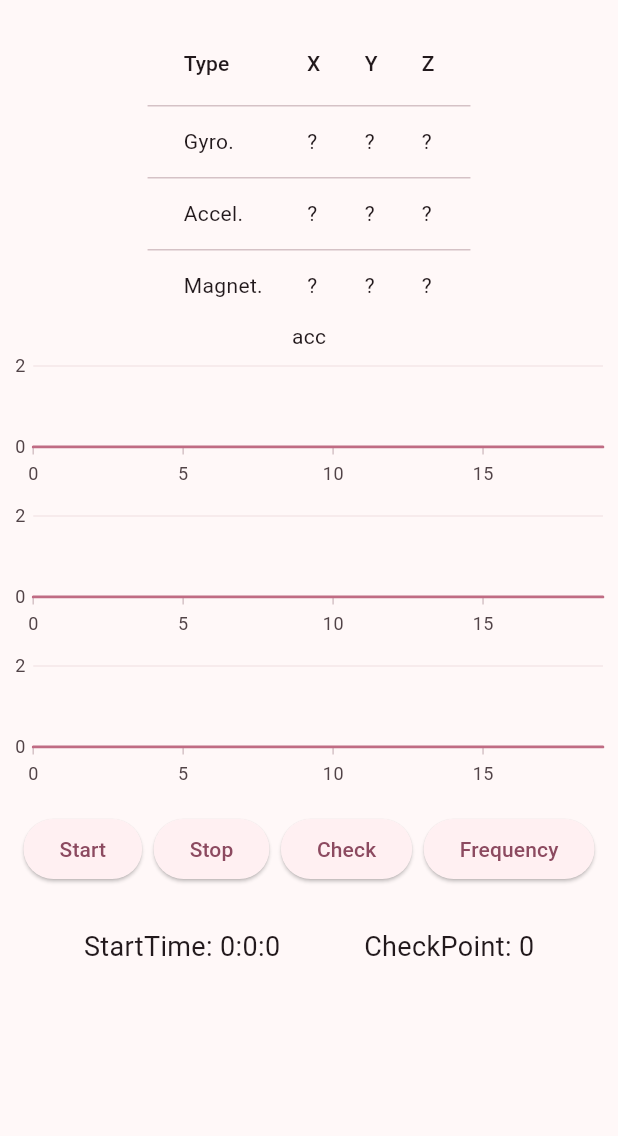
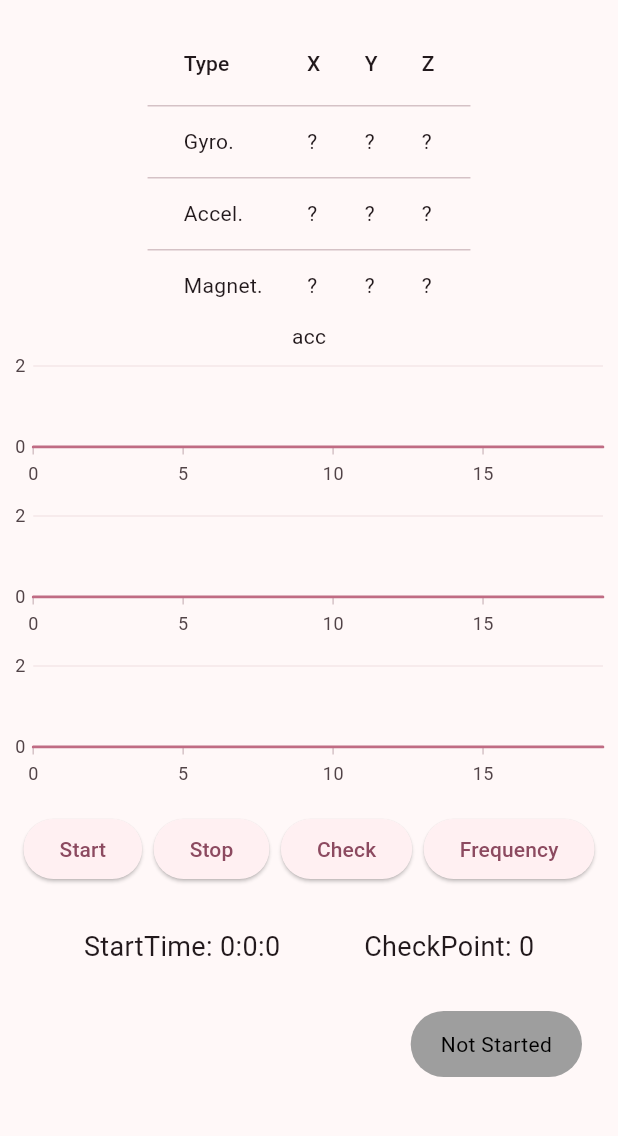
Before and after one commit to waterlemon7z/IMU-Tester, a Flutter app: the screen it shows after launch, after a tap on "Stop", on a phone screen of 412 x 824 dp, the part 63-1199 px from its top. Run offline on Flutter 3.47's test engine with Material 3 defaults, Android fonts, the phone set to English and light mode, and no system bars; our stand-ins replace csv, fluttertoast, sensors_plus, syncfusion_flutter_charts.

```diff
--- a/lib/page/imu_sensors/widget_realtime_chart.dart
+++ b/lib/page/imu_sensors/widget_realtime_chart.dart
@@ -74,9 +74,10 @@ class _RealTimeChartState extends State<RealTimeChart> {
   }
 
   void _updateDataSource(Timer timer) {
-    if(widget.provider.flChartData["${widget.sensorMode}${widget.axis}"] == null) {
-      return;
-    }
+    // if(widget.provider.flChartData["${widget.sensorMode}${widget.axis}"] == null || widget.provider.flChartData["${widget.sensorMode}${widget.axis}"]
+    //     ?.last.y == null) {
+    //   return;
+    // }
     _chartData.add(ChartDataEntity(
         x: _count,
         y: widget.provider.flChartData["${widget.sensorMode}${widget.axis}"]
--- a/lib/page/page_imu_sensors.dart
+++ b/lib/page/page_imu_sensors.dart
@@ -188,8 +188,10 @@ class IMUPageState extends State<IMUPage> {
                       setState(() {
                         _fileSaved = "File Saved : $path";
                       });
+                      showToast("Saved", true);
                     } else {
                       log("Nothing to Stop");
+                      showToast("Not Started", true);
                     }
                   },
                   child: const Text("Stop"),
@@ -198,7 +200,9 @@ class IMUPageState extends State<IMUPage> {
                   onPressed: () {
                     if (value.isRunning()) {
                       value.increaseCheck();
+                      showToast("Checked", true);
                     }
+                    showToast("Not Started", true);
                   },
                   child: const Text("Check"),
                 ),
@@ -206,6 +210,9 @@ class IMUPageState extends State<IMUPage> {
                   onPressed: () {
                     if (!value.isRunning()) {
                       changeFrequency(context, value);
+                    }
+                    else {
+                      showToast("plz stop to change", true);
                     }
                   },
                   child: const Text("Frequency"),
--- a/lib/provider/provider_sensor.dart
+++ b/lib/provider/provider_sensor.dart
@@ -87,6 +87,10 @@ class SensorProvider with ChangeNotifier {
       "magY": List<ChartDataEntity>.empty(growable: true),
       "magZ": List<ChartDataEntity>.empty(growable: true),
     });
+    for(var iter in flChartData.values)
+      {
+        iter.add(ChartDataEntity(x: 1, y : 0));
+      }
     _streamSubscriptions.add(
       gyroscopeEventStream(samplingPeriod: _sensorInterval).listen(
         (GyroscopeEvent event) {
```
